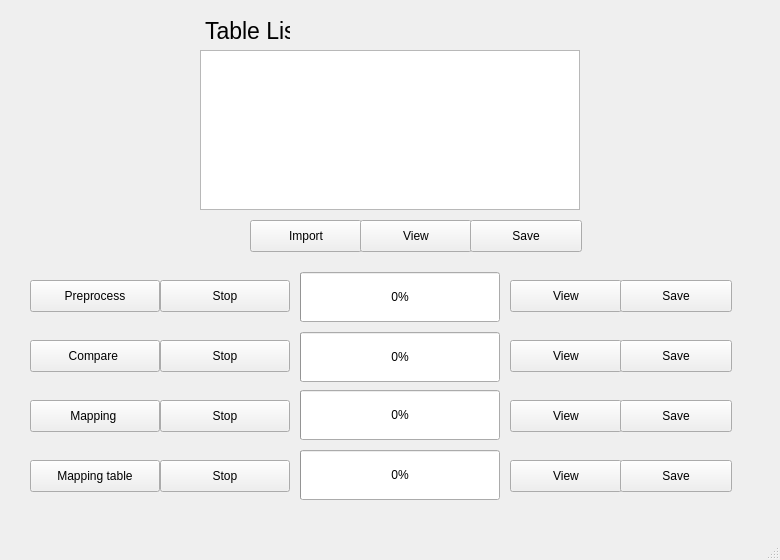
Before: the Qt Designer form src/gui/form/mappingWindow.ui in yeonseo-Jung/beauty_kr, drawn with Qt 5.
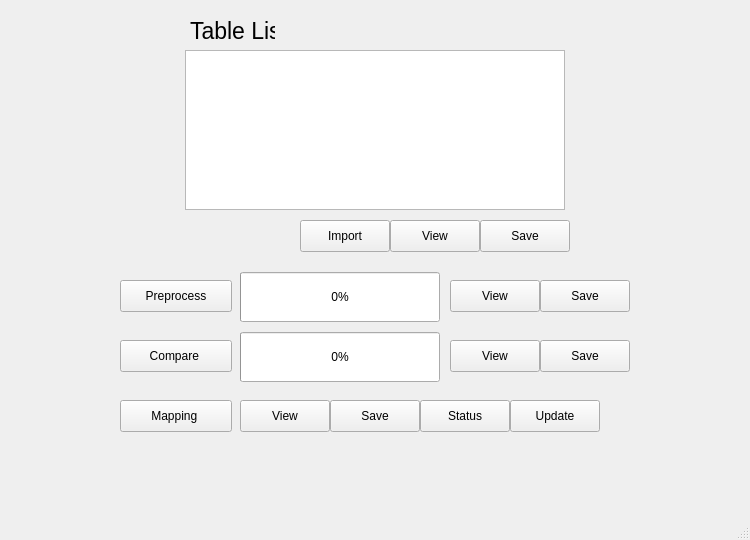
After: the same form once the commit is applied.

Commit message: Feat: edit gui structure

What changed in the file:
```diff
--- a/src/gui/form/mappingWindow.ui
+++ b/src/gui/form/mappingWindow.ui
@@ -6,8 +6,8 @@
    <rect>
     <x>0</x>
     <y>0</y>
-    <width>780</width>
-    <height>560</height>
+    <width>750</width>
+    <height>540</height>
    </rect>
   </property>
   <property name="windowTitle">
@@ -17,9 +17,9 @@
    <widget class="QPushButton" name="mapping">
     <property name="geometry">
      <rect>
-      <x>30</x>
+      <x>120</x>
       <y>400</y>
-      <width>130</width>
+      <width>112</width>
       <height>32</height>
      </rect>
     </property>
@@ -30,9 +30,9 @@
    <widget class="QPushButton" name="view_table_2">
     <property name="geometry">
      <rect>
-      <x>510</x>
+      <x>450</x>
       <y>340</y>
-      <width>112</width>
+      <width>90</width>
       <height>32</height>
      </rect>
     </property>
@@ -43,9 +43,9 @@
    <widget class="QPushButton" name="view_table_1">
     <property name="geometry">
      <rect>
-      <x>510</x>
+      <x>450</x>
       <y>280</y>
-      <width>112</width>
+      <width>90</width>
       <height>32</height>
      </rect>
     </property>
@@ -56,7 +56,7 @@
    <widget class="QProgressBar" name="pbar_0">
     <property name="geometry">
      <rect>
-      <x>300</x>
+      <x>240</x>
       <y>272</y>
       <width>200</width>
       <height>50</height>
@@ -69,9 +69,9 @@
    <widget class="QPushButton" name="compare">
     <property name="geometry">
      <rect>
-      <x>30</x>
+      <x>120</x>
       <y>340</y>
-      <width>130</width>
+      <width>112</width>
       <height>32</height>
      </rect>
     </property>
@@ -82,9 +82,9 @@
    <widget class="QPushButton" name="view_table_3">
     <property name="geometry">
      <rect>
-      <x>510</x>
+      <x>240</x>
       <y>400</y>
-      <width>112</width>
+      <width>90</width>
       <height>32</height>
      </rect>
     </property>
@@ -95,7 +95,7 @@
    <widget class="QProgressBar" name="pbar_1">
     <property name="geometry">
      <rect>
-      <x>300</x>
+      <x>240</x>
       <y>332</y>
       <width>200</width>
       <height>50</height>
@@ -114,9 +114,9 @@
    <widget class="QPushButton" name="preprocess">
     <property name="geometry">
      <rect>
-      <x>30</x>
+      <x>120</x>
       <y>280</y>
-      <width>130</width>
+      <width>112</width>
       <height>32</height>
      </rect>
     </property>
@@ -127,9 +127,9 @@
    <widget class="QPushButton" name="Import">
     <property name="geometry">
      <rect>
-      <x>250</x>
+      <x>300</x>
       <y>220</y>
-      <width>112</width>
+      <width>90</width>
       <height>32</height>
      </rect>
     </property>
@@ -140,9 +140,9 @@
    <widget class="QPushButton" name="view_table_0">
     <property name="geometry">
      <rect>
-      <x>360</x>
+      <x>390</x>
       <y>220</y>
-      <width>112</width>
+      <width>90</width>
       <height>32</height>
      </rect>
     </property>
@@ -150,38 +150,12 @@
      <string>View</string>
     </property>
    </widget>
-   <widget class="QPushButton" name="stop_preprocess">
-    <property name="geometry">
-     <rect>
-      <x>160</x>
-      <y>280</y>
-      <width>130</width>
-      <height>32</height>
-     </rect>
-    </property>
-    <property name="text">
-     <string>Stop</string>
-    </property>
-   </widget>
-   <widget class="QPushButton" name="stop_compare">
-    <property name="geometry">
-     <rect>
-      <x>160</x>
-      <y>340</y>
-      <width>130</width>
-      <height>32</height>
-     </rect>
-    </property>
-    <property name="text">
-     <string>Stop</string>
-    </property>
-   </widget>
    <widget class="QPushButton" name="save_1">
     <property name="geometry">
      <rect>
-      <x>620</x>
+      <x>540</x>
       <y>280</y>
-      <width>112</width>
+      <width>90</width>
       <height>32</height>
      </rect>
     </property>
@@ -192,9 +166,9 @@
    <widget class="QPushButton" name="save_2">
     <property name="geometry">
      <rect>
-      <x>620</x>
+      <x>540</x>
       <y>340</y>
-      <width>112</width>
+      <width>90</width>
       <height>32</height>
      </rect>
     </property>
@@ -205,9 +179,9 @@
    <widget class="QPushButton" name="save_0">
     <property name="geometry">
      <rect>
-      <x>470</x>
+      <x>480</x>
       <y>220</y>
-      <width>112</width>
+      <width>90</width>
       <height>32</height>
      </rect>
     </property>
@@ -218,9 +192,9 @@
    <widget class="QPushButton" name="save_3">
     <property name="geometry">
      <rect>
-      <x>620</x>
+      <x>330</x>
       <y>400</y>
-      <width>112</width>
+      <width>90</width>
       <height>32</height>
      </rect>
     </property>
@@ -228,113 +202,23 @@
      <string>Save</string>
     </property>
    </widget>
-   <widget class="QPushButton" name="mapping_table">
-    <property name="geometry">
-     <rect>
-      <x>30</x>
-      <y>460</y>
-      <width>130</width>
-      <height>32</height>
-     </rect>
-    </property>
-    <property name="text">
-     <string>Mapping table</string>
-    </property>
-   </widget>
-   <widget class="QPushButton" name="view_table_4">
+   <widget class="QPushButton" name="update">
     <property name="geometry">
      <rect>
       <x>510</x>
-      <y>460</y>
-      <width>112</width>
-      <height>32</height>
-     </rect>
-    </property>
-    <property name="text">
-     <string>View</string>
-    </property>
-   </widget>
-   <widget class="QPushButton" name="save_4">
-    <property name="geometry">
-     <rect>
-      <x>620</x>
-      <y>460</y>
-      <width>112</width>
-      <height>32</height>
-     </rect>
-    </property>
-    <property name="text">
-     <string>Save</string>
-    </property>
-   </widget>
-   <widget class="QPushButton" name="stop_mapping">
-    <property name="geometry">
-     <rect>
-      <x>160</x>
       <y>400</y>
-      <width>130</width>
+      <width>90</width>
       <height>32</height>
      </rect>
     </property>
     <property name="text">
-     <string>Stop</string>
-    </property>
-   </widget>
-   <widget class="QPushButton" name="stop_mapping_table">
-    <property name="geometry">
-     <rect>
-      <x>160</x>
-      <y>460</y>
-      <width>130</width>
-      <height>32</height>
-     </rect>
-    </property>
-    <property name="text">
-     <string>Stop</string>
-    </property>
-   </widget>
-   <widget class="QProgressBar" name="pbar_2">
-    <property name="geometry">
-     <rect>
-      <x>300</x>
-      <y>390</y>
-      <width>200</width>
-      <height>50</height>
-     </rect>
-    </property>
-    <property name="value">
-     <number>0</number>
-    </property>
-    <property name="textVisible">
-     <bool>true</bool>
-    </property>
-    <property name="orientation">
-     <enum>Qt::Horizontal</enum>
-    </property>
-   </widget>
-   <widget class="QProgressBar" name="pbar_3">
-    <property name="geometry">
-     <rect>
-      <x>300</x>
-      <y>450</y>
-      <width>200</width>
-      <height>50</height>
-     </rect>
-    </property>
-    <property name="value">
-     <number>0</number>
-    </property>
-    <property name="textVisible">
-     <bool>true</bool>
-    </property>
-    <property name="orientation">
-     <enum>Qt::Horizontal</enum>
+     <string>Update</string>
     </property>
    </widget>
    <widget class="QLabel" name="label">
     <property name="geometry">
      <rect>
-      <x>205</x>
+      <x>190</x>
       <y>15</y>
       <width>85</width>
       <height>32</height>
@@ -353,13 +237,26 @@
    <widget class="QListWidget" name="TableList">
     <property name="geometry">
      <rect>
-      <x>200</x>
+      <x>185</x>
       <y>50</y>
       <width>380</width>
       <height>160</height>
      </rect>
     </property>
    </widget>
+   <widget class="QPushButton" name="status">
+    <property name="geometry">
+     <rect>
+      <x>420</x>
+      <y>400</y>
+      <width>90</width>
+      <height>32</height>
+     </rect>
+    </property>
+    <property name="text">
+     <string>Status</string>
+    </property>
+   </widget>
   </widget>
   <widget class="QMenuBar" name="menubar">
    <property name="geometry">
```
Left out of the diff: 2 changed lines with no effect on the pictures. The commit also changes 4 other files.
